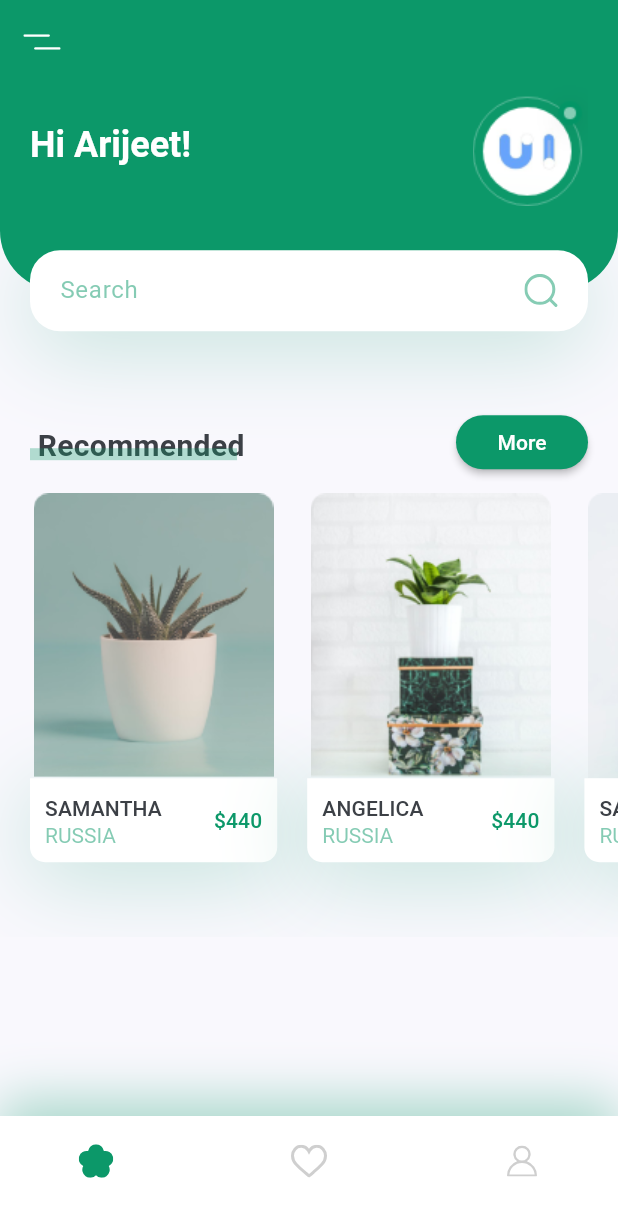
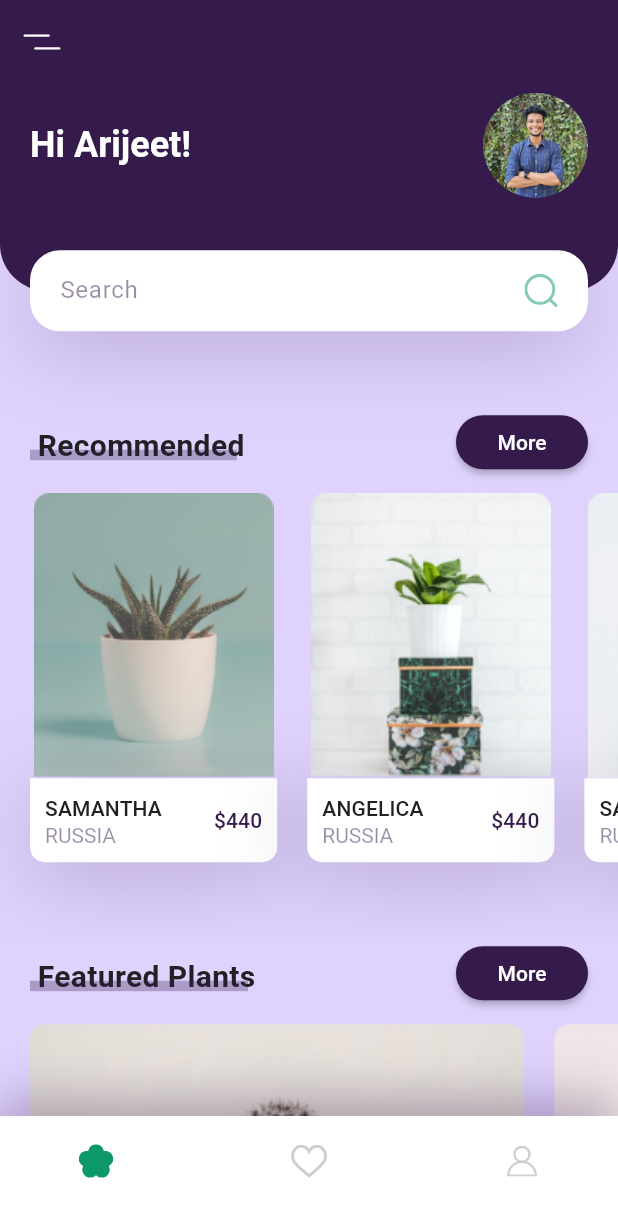
Before and after one commit to rishirizz/sporthub, a Flutter app: the screen it shows after launch, on a phone screen of 412 x 824 dp. Shown: the top 1217 px of the screen. Run offline on Flutter 3.47's test engine with Material 3 defaults, Android fonts, the phone set to English and light mode, and no system bars; our stand-ins replace flutter_svg.

Commit message:
added profile picture and updated app theme.

```diff
--- /dev/null
+++ b/lib/components/featured_plants.dart
@@ -0,0 +1,62 @@
+import 'package:flutter/material.dart';
+
+import '../constants/constants.dart';
+
+class FeaturedPlants extends StatelessWidget {
+  const FeaturedPlants({
+    Key? key,
+  }) : super(key: key);
+
+  @override
+  Widget build(BuildContext context) {
+    return SingleChildScrollView(
+      scrollDirection: Axis.horizontal,
+      child: Row(
+        children: <Widget>[
+          FeaturePlantCard(
+            image: "assets/images/bottom_img_1.png",
+            press: () {},
+          ),
+          FeaturePlantCard(
+            image: "assets/images/bottom_img_2.png",
+            press: () {},
+          ),
+        ],
+      ),
+    );
+  }
+}
+
+class FeaturePlantCard extends StatelessWidget {
+  const FeaturePlantCard({
+    Key? key,
+  required  this.image,
+  required  this.press,
+  }) : super(key: key);
+  final String image;
+  final Function() press;
+
+  @override
+  Widget build(BuildContext context) {
+    Size size = MediaQuery.of(context).size;
+    return GestureDetector(
+      onTap: press,
+      child: Container(
+        margin: const EdgeInsets.only(
+          left: kDefaultPadding,
+          top: kDefaultPadding / 2,
+          bottom: kDefaultPadding / 2,
+        ),
+        width: size.width * 0.8,
+        height: 185,
+        decoration: BoxDecoration(
+          borderRadius: BorderRadius.circular(10),
+          image: DecorationImage(
+            fit: BoxFit.cover,
+            image: AssetImage(image),
+          ),
+        ),
+      ),
+    );
+  }
+}
--- a/lib/components/header_and_searchbox.dart
+++ b/lib/components/header_and_searchbox.dart
@@ -1,5 +1,6 @@
 import 'package:flutter/material.dart';
 import 'package:flutter_svg/flutter_svg.dart';
+import 'package:sporthub/components/profile_picture.dart';
 
 import '../constants/constants.dart';
 
@@ -28,8 +29,8 @@ class HeaderWithSearchBox extends StatelessWidget {
             decoration: const BoxDecoration(
               color: kPrimaryColor,
               borderRadius: BorderRadius.only(
-                bottomLeft: Radius.circular(40),
-                bottomRight: Radius.circular(40),
+                bottomLeft: Radius.circular(31),
+                bottomRight: Radius.circular(31),
               ),
             ),
             child: Row(
@@ -40,7 +41,10 @@ class HeaderWithSearchBox extends StatelessWidget {
                       color: Colors.white, fontWeight: FontWeight.bold),
                 ),
                 const Spacer(),
-                Image.asset('assets/images/logo.png')
+                const ProfilePicture(
+                  radius: 35,
+                  imagePath: 'assets/images/arijeet.jpeg',
+                ),
               ],
             ),
           ),
--- /dev/null
+++ b/lib/components/profile_picture.dart
@@ -0,0 +1,20 @@
+import 'package:flutter/material.dart';
+
+class ProfilePicture extends StatelessWidget {
+  final String imagePath;
+  final double radius;
+  const ProfilePicture({
+    required this.imagePath,
+    required this.radius,
+    super.key,
+  });
+
+  @override
+  Widget build(BuildContext context) {
+    return CircleAvatar(
+      radius: radius,
+      backgroundColor: Colors.transparent,
+      backgroundImage: AssetImage(imagePath),
+    );
+  }
+}
--- a/lib/components/title_with_more_button.dart
+++ b/lib/components/title_with_more_button.dart
@@ -63,7 +63,7 @@ class TitleWithCustomUnderline extends StatelessWidget {
             right: 0,
             child: Container(
               margin: const EdgeInsets.only(right: kDefaultPadding / 4),
-              height: 8,
+              height: 7,
               color: kPrimaryColor.withOpacity(0.3),
             ),
           )
--- a/lib/constants/constants.dart
+++ b/lib/constants/constants.dart
@@ -1,7 +1,7 @@
 import 'package:flutter/material.dart';
 
-const Color kPrimaryColor = Color(0xFF0C9869);
-const Color kTextColor = Color(0xFF3C4046);
-const Color kBackgroundColor = Color(0xFFF9F8FD);
+const Color kPrimaryColor = Color.fromARGB(255, 52, 27, 75);
+const Color kTextColor = Color.fromARGB(255, 33, 32, 36);
+const Color kBackgroundColor = Color.fromARGB(255, 223, 211, 253);
 const double kDefaultPadding = 20.0;
 const kUserName = 'Arijeet';
--- a/lib/home/home_page.dart
+++ b/lib/home/home_page.dart
@@ -2,6 +2,7 @@ import 'package:flutter/material.dart';
 import 'package:flutter_svg/svg.dart';
 
 import '../components/bottom_navbar.dart';
+import '../components/featured_plants.dart';
 import '../components/header_and_searchbox.dart';
 import '../components/recommended_plants.dart';
 import '../components/title_with_more_button.dart';
@@ -28,6 +29,7 @@ class _HomePageState extends State<HomePage> {
         ),
       ),
       body: SingleChildScrollView(
+        physics: const ClampingScrollPhysics(),
         child: Column(
           crossAxisAlignment: CrossAxisAlignment.start,
           children: <Widget>[
@@ -37,8 +39,8 @@ class _HomePageState extends State<HomePage> {
               onPressed: () {},
             ),
             const RecomendsPlants(),
-            // TitleWithMoreBtn(title: "Featured Plants", press: () {}),
-            // FeaturedPlants(),
+            TitleWithMoreBtn(title: "Featured Plants", onPressed: () {}),
+            const FeaturedPlants(),
             const SizedBox(height: kDefaultPadding),
           ],
         ),
```
Also changed, not shown: assets/images/arijeet.jpeg (added).
